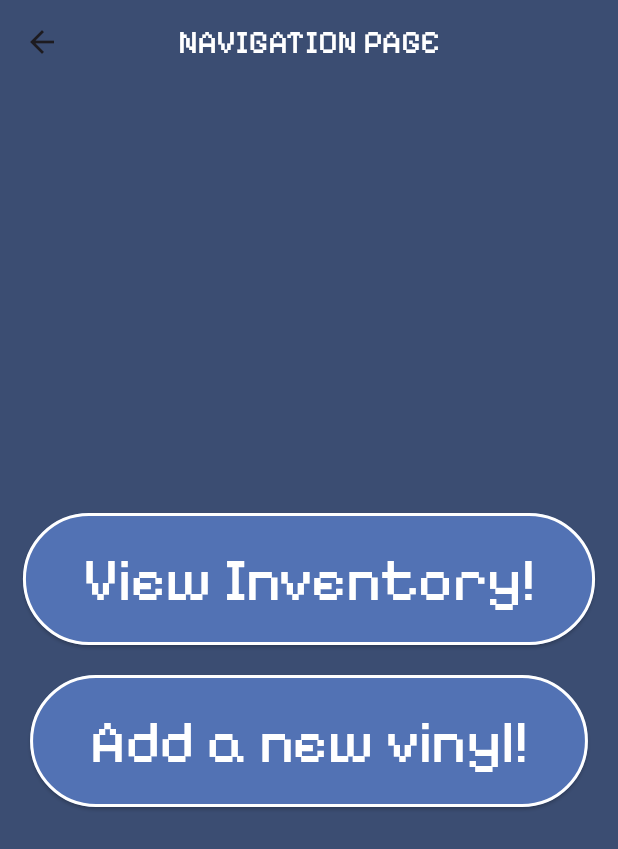
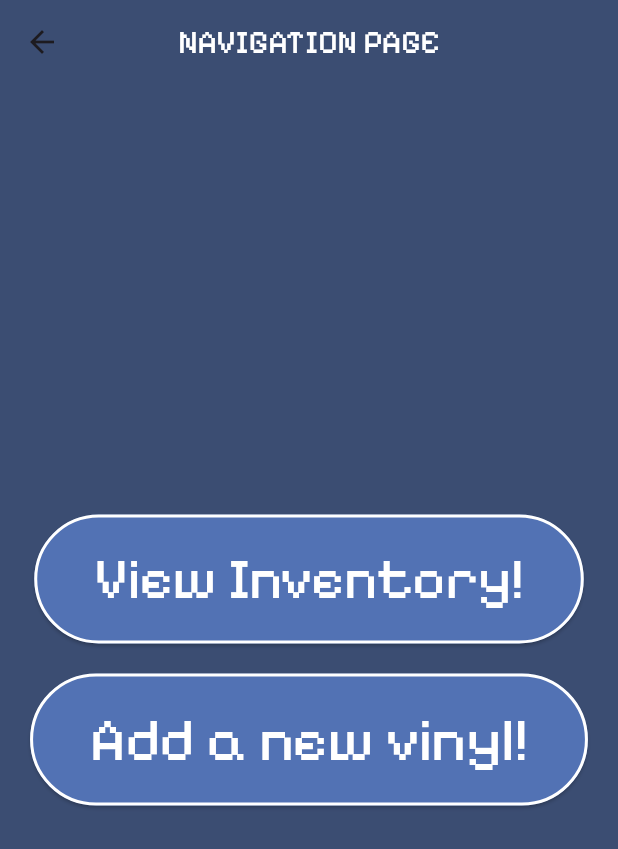
Before and after one commit to SzymekHub/inventory-management, a Flutter app: the NavigationPage screen opened directly, on a phone screen of 412 x 824 dp. Shown: the top 849 px of the screen. Run offline on Flutter 3.47's test engine with Material 3 defaults, Android fonts, the light colour scheme and no system bars; our stand-ins replace image_picker; network calls fail.

Commit message:
some small styling changes

```diff
--- a/inventory_managment_individual/lib/pages/navigation_page.dart
+++ b/inventory_managment_individual/lib/pages/navigation_page.dart
@@ -37,7 +37,10 @@ class NavigationPage extends StatelessWidget {
                   foregroundColor:
                       InventoryManagementApp.primaryTextColor), // Text color
               onPressed: () => _navigateToVinylListPage(context),
-              child: const Text('View Inventory!'),
+              child: const Text(
+                'View Inventory!',
+                style: TextStyle(fontSize: 38),
+              ),
             ),
             const SizedBox(height: 20),
             ElevatedButton(
```
